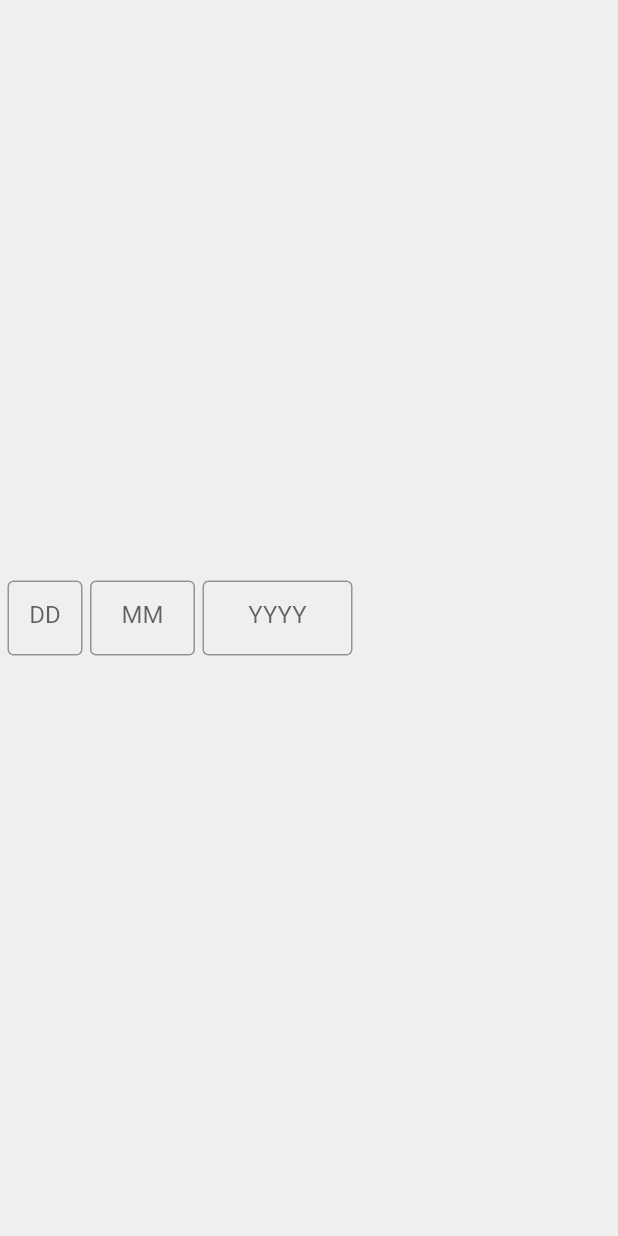
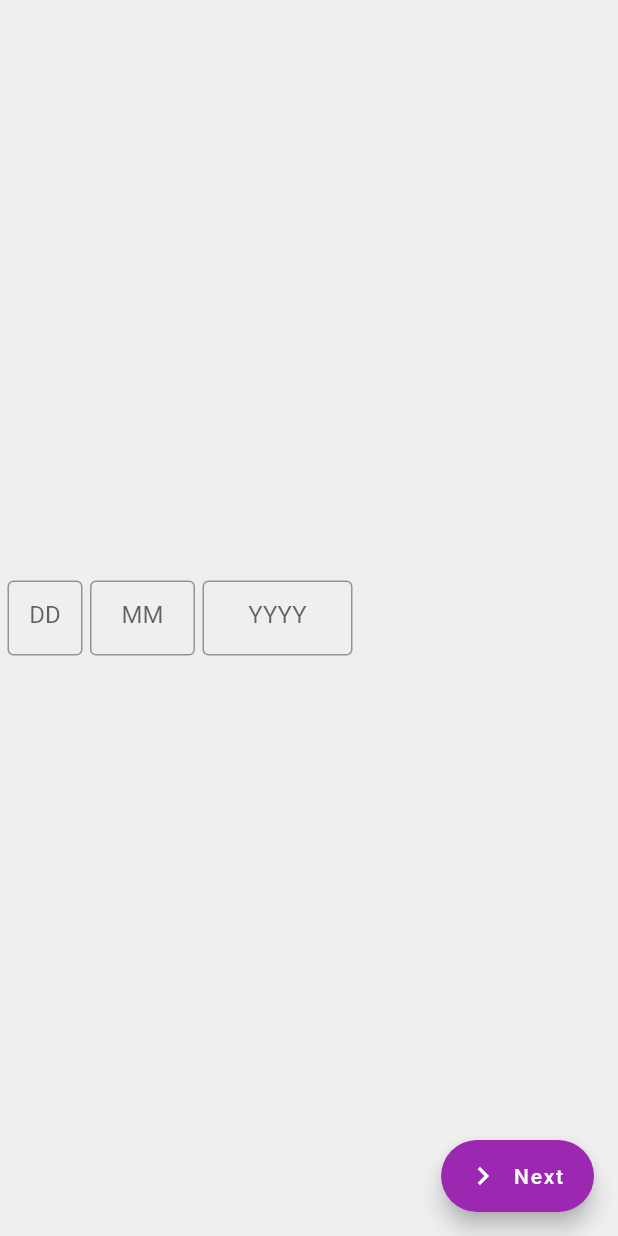
Before and after one commit to manosanjay-g/socod, a Flutter app: the DOB screen opened directly, on a phone screen of 412 x 824 dp. Run offline on Flutter 3.47's test engine with Material 2 defaults, Android fonts, the light colour scheme and no system bars; missing offline and left inert: dob_input_field.

Commit message:
small changes to consts folder

```diff
--- a/client/socod/lib/auths/dobpage.dart
+++ b/client/socod/lib/auths/dobpage.dart
@@ -1,6 +1,8 @@
 import 'package:flutter/material.dart';
 
 import 'package:dob_input_field/dob_input_field.dart';
+import 'package:socod/auths/imterests.dart';
+import 'package:socod/consts/nextbtn.dart';
 
 
 extension IsAtLeastYearsOld on DateTime {
@@ -28,6 +30,7 @@ class _DOBState extends State<DOB> {
   Widget build(BuildContext context) {
     print(DateTime(2002, 8, 21).isAtLeastYearsOld(18)); // Prints: false
     return Scaffold(
+      floatingActionButton: nextbtn(context, MaterialPageRoute(builder: (context)=>Interests())),
       body: Container(
         height: MediaQuery.of(context).size.height,
         width: MediaQuery.of(context).size.width,
--- /dev/null
+++ b/client/socod/lib/consts/nextbtn.dart
@@ -0,0 +1,11 @@
+
+import 'package:flutter/cupertino.dart';
+import 'package:flutter/material.dart';
+
+Widget nextbtn(context, MaterialPageRoute materialPageRoute){
+  return  FloatingActionButton.extended(onPressed: (){
+    Navigator.push(context, materialPageRoute);
+  },
+    label: Text("Next"),
+    icon: Icon(Icons.chevron_right),);
+}
```
Also changed, not shown: client/socod/lib/auths/imterests.dart (added, +18 -0 lines).
